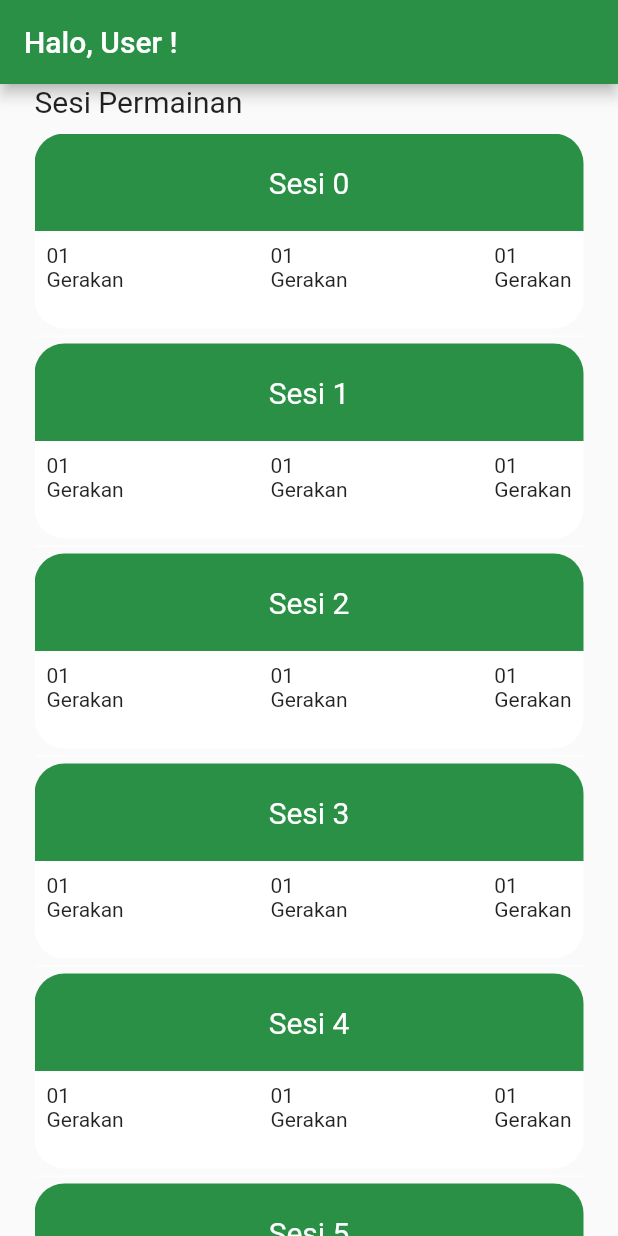
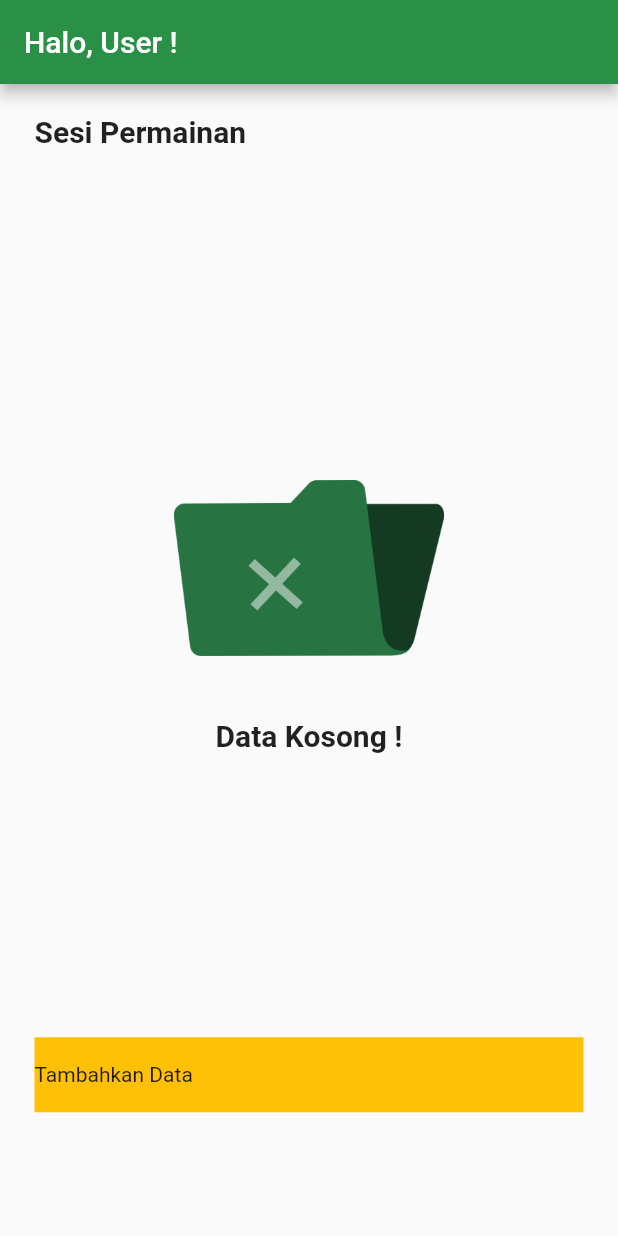
Before and after one commit to Harizt-LF/badmintonstroke_counter, a Flutter app: the screen it shows after launch, on a phone screen of 412 x 824 dp. Run offline on Flutter 3.47's test engine with Material 2 defaults, Android fonts, the light colour scheme and no system bars; Roboto replaces fonts that are missing (assets/fonts/Poppins).

Commit message:
fix : details  homepage &  connect BLE page

```diff
--- a/lib/main.dart
+++ b/lib/main.dart
@@ -1,8 +1,20 @@
 import 'package:badmintonstroke_counter/views/homepage.dart';
 import 'package:flutter/material.dart';
-
 import 'package:badmintonstroke_counter/views/welcomepage.dart';
 
 void main() {
-  runApp(const HomePageView());
+  runApp(BadmintonApp());
 }
+
+class BadmintonApp extends StatelessWidget {
+  const BadmintonApp({super.key});
+
+  @override
+  Widget build(BuildContext context) {
+    return MaterialApp(
+      debugShowCheckedModeBanner: false,
+      title: 'Badmintcount',
+      home: HomePageView(),
+    );
+  }
+}
--- a/lib/views/homepage.dart
+++ b/lib/views/homepage.dart
@@ -1,5 +1,5 @@
 import 'package:flutter/material.dart';
-import 'dart:math' as math;
+import 'package:badmintonstroke_counter/widgets/session_card.dart';
 
 class HomePageView extends StatelessWidget {
   const HomePageView({super.key});
@@ -8,106 +8,80 @@ class HomePageView extends StatelessWidget {
   Widget build(BuildContext context) {
     double width = MediaQuery.of(context).size.width;
     double height = MediaQuery.of(context).size.height;
-    return MaterialApp(
-      home: Scaffold(
+    int dataLength = 0;
+
+    return Scaffold(
         appBar: AppBar(
           backgroundColor: const Color(0xFF299046),
           title: const Text('Halo, User !'),
         ),
         body: Padding(
-            padding: const EdgeInsets.symmetric(horizontal: 23),
+          padding: const EdgeInsets.symmetric(horizontal: 23, vertical: 20),
           child:
               Column(crossAxisAlignment: CrossAxisAlignment.start, children: [
             const Text(
               'Sesi Permainan',
-                style: TextStyle(fontSize: 20),
+              style: TextStyle(
+                  fontFamily: 'assets/fonts/Poppins',
+                  fontWeight: FontWeight.w700,
+                  fontSize: 20),
             ),
-              const SizedBox(height: 10),
+            const SizedBox(height: 15),
             Flexible(
-                flex: 3,
+              flex: 5,
               child: Container(
                   width: width,
                   height: height,
-                    child: ListView.separated(
-                        itemCount: 10,
+                  child: dataLength < 1
+                      ? Expanded(
+                          child: Center(
+                          child: Column(
+                              mainAxisAlignment: MainAxisAlignment.center,
+                              children: [
+                                Container(
+                                    height: 180,
+                                    width: 180,
+                                    child: Image.asset(
+                                        'assets/images/dataMiss.png')),
+                                SizedBox(height: 10),
+                                Text(
+                                  'Data Kosong !',
+                                  style: TextStyle(
+                                      fontFamily: 'assets/fonts/Poppins',
+                                      fontWeight: FontWeight.w700,
+                                      fontSize: 20),
+                                ),
+                              ]),
+                        ))
+                      : ListView.separated(
+                          itemCount: dataLength,
                           separatorBuilder: (BuildContext context, int index) =>
                               const Divider(
                                 height: 10,
                                 color: Colors.white,
                               ),
                           itemBuilder: (BuildContext context, index) {
-                          return Container(
+                            return SessionCard(
                               width: width,
-                            height: 130,
-                            child: Column(
+                              index: index,
+                            );
+                          })),
+            ),
+            SizedBox(height: 15),
+            Flexible(
+              fit: FlexFit.loose,
+              child: Container(
+                height: 50,
+                width: width,
+                color: Colors.amber,
+                child: Row(
                   children: [
-                                Flexible(
-                                  flex: 1,
-                                  child: Container(
-                                    alignment: Alignment.center,
-                                    width: width,
-                                    decoration: BoxDecoration(
-                                        color: const Color(0xFFFF299046),
-                                        borderRadius: BorderRadius.only(
-                                            topLeft: Radius.circular(20),
-                                            topRight: Radius.circular(20))),
-                                    child: Text(
-                                      'Sesi $index',
-                                      style: const TextStyle(
-                                          color: Colors.white, fontSize: 20),
-                                    ),
-                                  ),
-                                ),
-                                Flexible(
-                                    flex: 1,
-                                    child: Container(
-                                      decoration: BoxDecoration(
-                                          color: Colors.white,
-                                          borderRadius: BorderRadius.only(
-                                              bottomLeft: Radius.circular(20),
-                                              bottomRight:
-                                                  Radius.circular(20))),
-                                      child: const Padding(
-                                        padding: EdgeInsets.all(8.0),
-                                        child: Row(
-                                          mainAxisAlignment:
-                                              MainAxisAlignment.spaceBetween,
-                                          children: [
-                                            Column(
-                                              crossAxisAlignment:
-                                                  CrossAxisAlignment.start,
-                                              children: [
-                                                Text('01'),
-                                                Text('Gerakan')
-                                              ],
-                                            ),
-                                            Column(
-                                              crossAxisAlignment:
-                                                  CrossAxisAlignment.start,
-                                              children: [
-                                                Text('01'),
-                                                Text('Gerakan')
-                                              ],
-                                            ),
-                                            Column(
-                                              crossAxisAlignment:
-                                                  CrossAxisAlignment.start,
-                                              children: [
-                                                Text('01'),
-                                                Text('Gerakan')
-                                              ],
-                                            ),
+                    Text('Tambahkan Data'),
                   ],
                 ),
               ),
-                                    ))
-                              ],
-                            ),
-                          );
-                        })),
-              ),
+            )
           ]),
-          )),
-    );
+        ));
   }
 }
```
Also changed, not shown: lib/views/connect_to_ble.dart (added, +12 -0 lines), lib/widgets/session_card.dart (added, +72 -0 lines), pubspec.yaml (+7 -2 lines), assets/images/connect.png (added), assets/images/dataMiss.png (added), pubspec.lock, 4 other files. Lines whose indentation alone changed are shown as unchanged.
